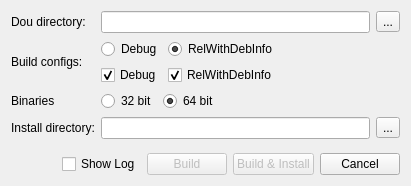
Above: src/dots/dots_dobmake.ss/src/dobmake.ui from SafirSDK/safir-sdk-core before the change. Below: the same form after it.
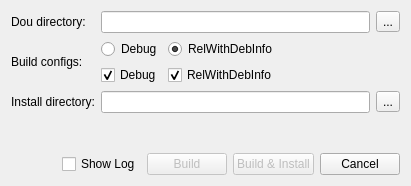
That is the form after the change. Icons and pictures are not drawn.

Commit message: Change 32on64 behaviour in dobmake. Autodetect instead of making it a choice.

```diff
--- a/src/dots/dots_dobmake.ss/src/dobmake.ui
+++ b/src/dots/dots_dobmake.ss/src/dobmake.ui
@@ -20,7 +20,7 @@
   <layout class="QVBoxLayout" name="verticalLayout">
    <item>
     <layout class="QGridLayout" name="gridLayout" columnstretch="0,0,0">
-     <item row="5" column="1">
+     <item row="2" column="1">
       <widget class="QLineEdit" name="installDirectory">
        <property name="toolTip">
         <string>Directory to which the result of the build should be installed to.</string>
@@ -30,14 +30,14 @@
        </property>
       </widget>
      </item>
-     <item row="3" column="0">
+     <item row="1" column="0">
       <widget class="QLabel" name="label_2">
        <property name="text">
         <string>Build configs:</string>
        </property>
       </widget>
      </item>
-     <item row="5" column="0">
+     <item row="2" column="0">
       <widget class="QLabel" name="label_3">
        <property name="text">
         <string>Install directory:</string>
@@ -51,7 +51,7 @@
        </property>
       </widget>
      </item>
-     <item row="5" column="2">
+     <item row="2" column="2">
       <widget class="QToolButton" name="installDirectoryBrowse">
        <property name="toolTip">
         <string>Open a file browser.</string>
@@ -81,7 +81,7 @@
        </property>
       </widget>
      </item>
-     <item row="3" column="1" colspan="2">
+     <item row="1" column="1" colspan="2">
       <layout class="QVBoxLayout" name="verticalLayout_3">
        <item>
         <widget class="QFrame" name="configRadioButtons">
@@ -175,64 +175,6 @@
        </item>
       </layout>
      </item>
-     <item row="4" column="0">
-      <widget class="QLabel" name="archLabel">
-       <property name="text">
-        <string>Binaries</string>
-       </property>
-      </widget>
-     </item>
-     <item row="4" column="1" colspan="2">
-      <widget class="QFrame" name="archButtons">
-       <property name="frameShape">
-        <enum>QFrame::NoFrame</enum>
-       </property>
-       <property name="frameShadow">
-        <enum>QFrame::Raised</enum>
-       </property>
-       <layout class="QHBoxLayout" name="horizontalLayout_3">
-        <property name="margin">
-         <number>0</number>
-        </property>
-        <item>
-         <widget class="QRadioButton" name="radio32bit">
-          <property name="toolTip">
-           <string>Build 32 bit binaries, even if this computer has a 64 bit OS.</string>
-          </property>
-          <property name="text">
-           <string>32 bit</string>
-          </property>
-         </widget>
-        </item>
-        <item>
-         <widget class="QRadioButton" name="radio64bit">
-          <property name="toolTip">
-           <string>Build 64 bit binaries, that will only run on a 64 bit OS.</string>
-          </property>
-          <property name="text">
-           <string>64 bit</string>
-          </property>
-          <property name="checked">
-           <bool>true</bool>
-          </property>
-         </widget>
-        </item>
-        <item>
-         <spacer name="horizontalSpacer_2">
-          <property name="orientation">
-           <enum>Qt::Horizontal</enum>
-          </property>
-          <property name="sizeHint" stdset="0">
-           <size>
-            <width>40</width>
-            <height>20</height>
-           </size>
-          </property>
-         </spacer>
-        </item>
-       </layout>
-      </widget>
-     </item>
     </layout>
    </item>
    <item>
```
The commit also changes 2 other files.
